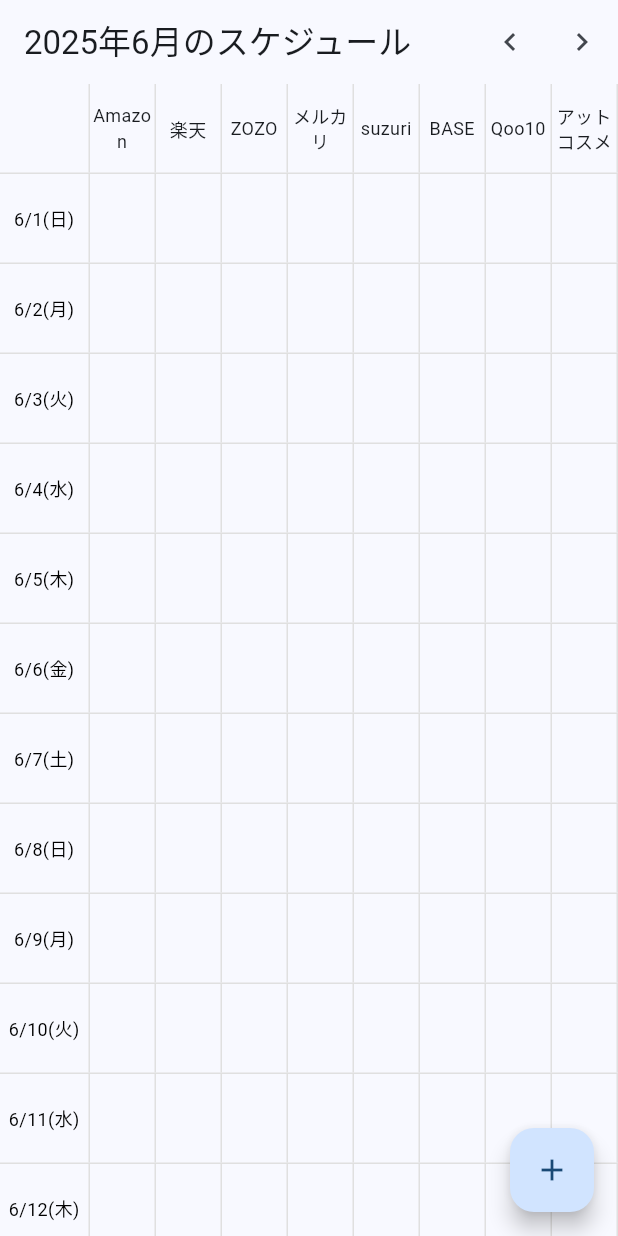
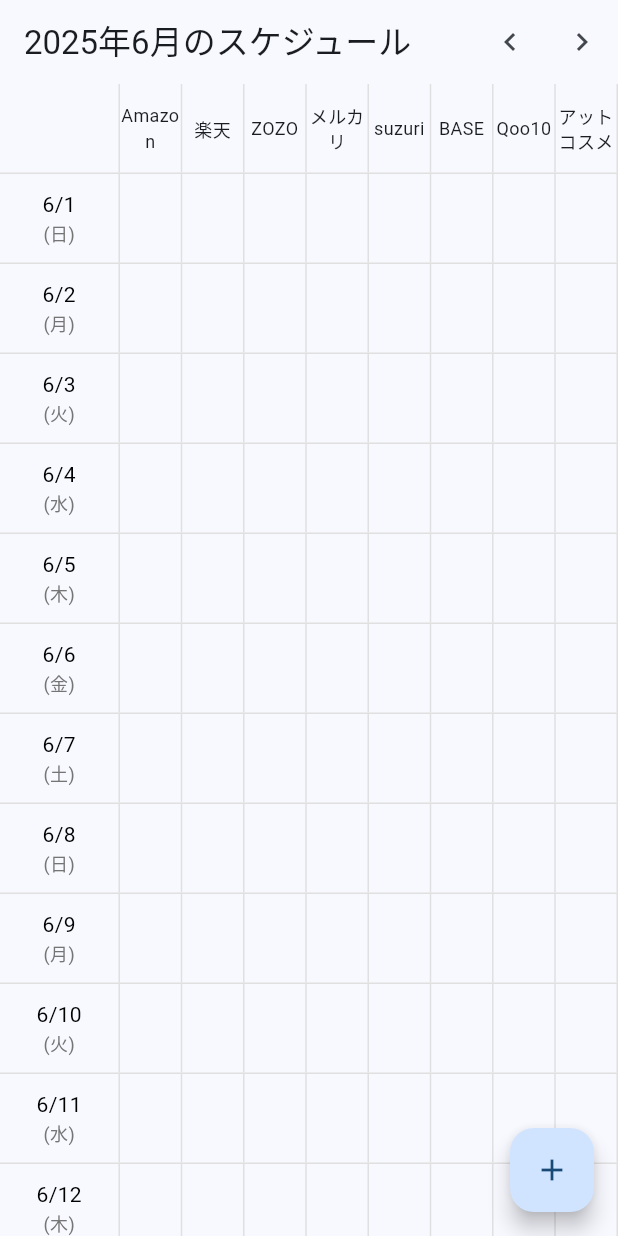
Before and after one commit to sayasurvey/schedule, a Flutter app: the screen it shows after launch, on a phone screen of 412 x 824 dp. Run offline on Flutter 3.47's test engine with Material 3 defaults, Android fonts, the phone set to English and light mode, and no system bars.

Commit message:
FIX: カレンダーの日本語対応

```diff
--- a/lib/main.dart
+++ b/lib/main.dart
@@ -1,5 +1,6 @@
 import 'package:flutter/material.dart';
 import 'week_schedule_view.dart';
+import 'package:flutter_localizations/flutter_localizations.dart';
 
 void main() {
   runApp(const MyApp());
@@ -32,6 +33,15 @@
         colorScheme: ColorScheme.fromSeed(seedColor: Colors.blue),
         useMaterial3: true,
       ),
+      localizationsDelegates: const [
+        GlobalMaterialLocalizations.delegate,
+        GlobalWidgetsLocalizations.delegate,
+        GlobalCupertinoLocalizations.delegate,
+      ],
+      supportedLocales: const [
+        Locale('ja', 'JP'),
+        Locale('en', 'US'),
+      ],
       home: const WeekScheduleView(),
     );
   }
--- a/lib/week_schedule_view.dart
+++ b/lib/week_schedule_view.dart
@@ -128,6 +128,7 @@
                         initialDate: selectedDate,
                         firstDate: DateTime(2020),
                         lastDate: DateTime(2030),
+                        locale: const Locale('ja', 'JP'),
                       );
                       if (picked != null) {
                         setDialogState(() {
@@ -202,7 +203,7 @@
       child: Row(
         children: [
           SizedBox(
-            width: 60,
+            width: 80,
             child: Container(
               decoration: BoxDecoration(
                 border: Border(
@@ -253,7 +254,7 @@
           child: Row(
             children: [
               SizedBox(
-                width: 60,
+                width: 80,
                 child: GestureDetector(
                   onTap: () {
                     setState(() {
@@ -271,10 +272,19 @@
                       mainAxisAlignment: MainAxisAlignment.center,
                       children: [
                         Text(
-                          '${date.month}/${date.day}(${_weekdays[date.weekday - 1]})',
+                          '${date.month}/${date.day}',
                           style: TextStyle(
                             fontWeight: isSelected ? FontWeight.bold : FontWeight.normal,
                             color: isSelected ? Colors.blue : Colors.black,
+                            fontSize: 14,
+                          ),
+                          textAlign: TextAlign.center,
+                        ),
+                        Text(
+                          '(${_weekdays[date.weekday - 1]})',
+                          style: TextStyle(
+                            fontWeight: isSelected ? FontWeight.bold : FontWeight.normal,
+                            color: isSelected ? Colors.blue : Colors.grey[600],
                             fontSize: 12,
                           ),
                           textAlign: TextAlign.center,
@@ -356,6 +366,7 @@
                         initialDate: selectedDate,
                         firstDate: DateTime(2020),
                         lastDate: DateTime(2030),
+                        locale: const Locale('ja', 'JP'),
                       );
                       if (picked != null) {
                         setDialogState(() {
--- a/pubspec.yaml
+++ b/pubspec.yaml
@@ -30,12 +30,14 @@
 dependencies:
   flutter:
     sdk: flutter
+  flutter_localizations:
+    sdk: flutter
 
   # The following adds the Cupertino Icons font to your application.
   # Use with the CupertinoIcons class for iOS style icons.
   cupertino_icons: ^1.0.8
   table_calendar: ^3.0.9
-  intl: ^0.18.1
+  intl: ^0.19.0
 
 dev_dependencies:
   flutter_test:
```
Also changed, not shown: pubspec.lock.
